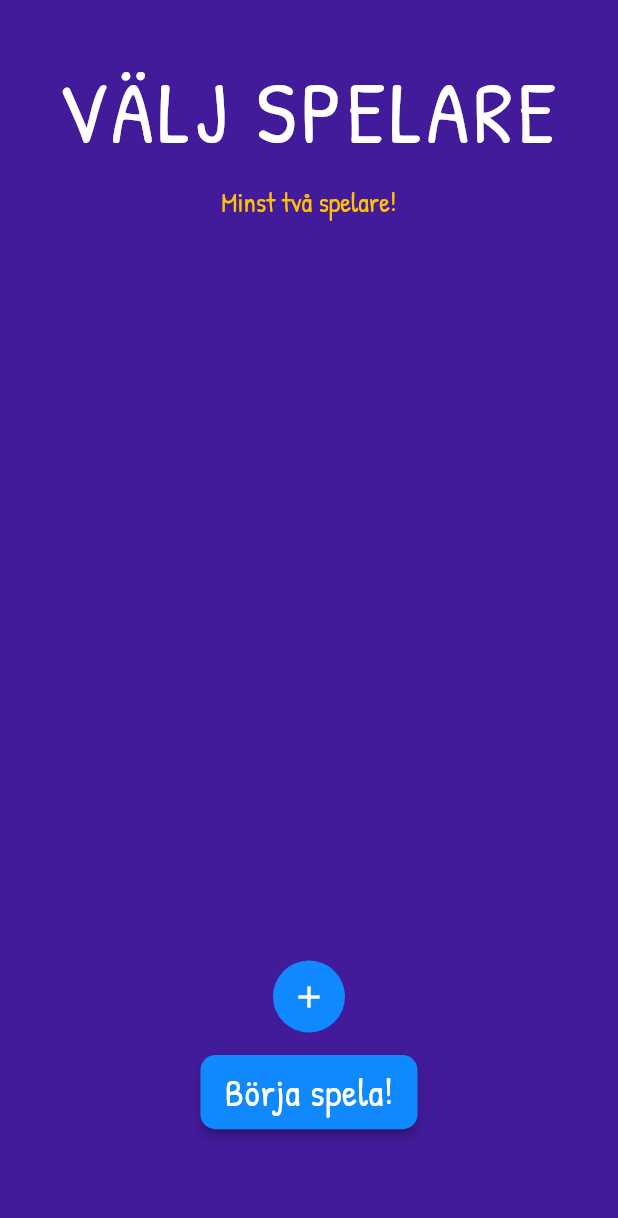
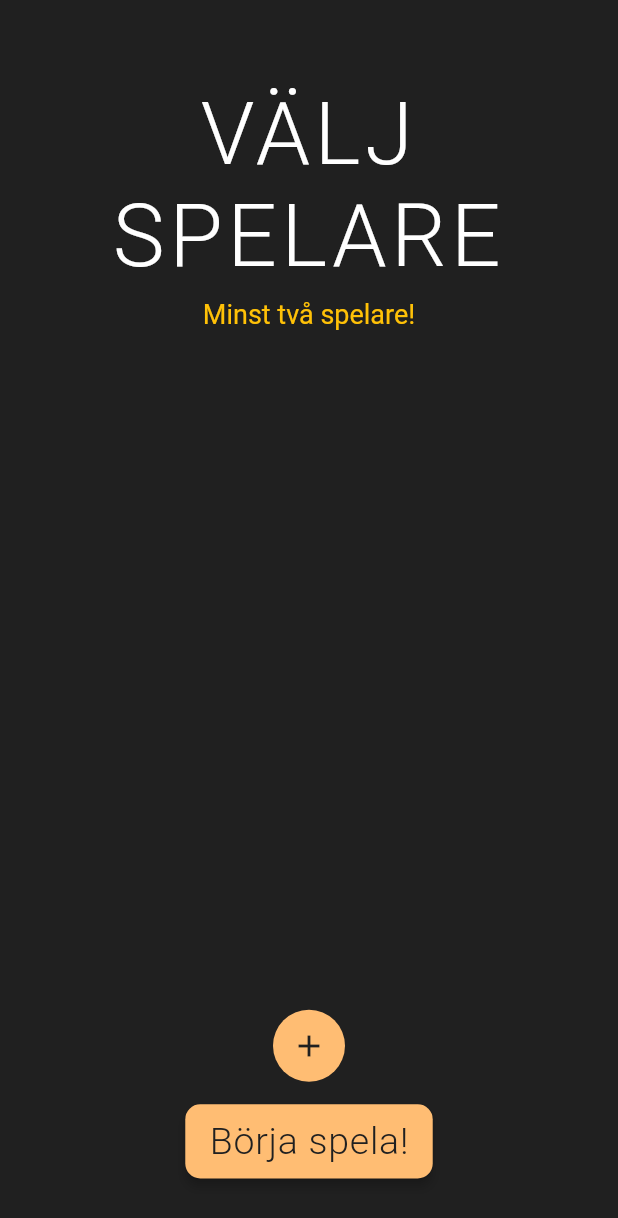
Before and after one commit to ponbac/drinktajm, a Flutter app: the screen it shows after launch, after a tap on "Supdags!", on a phone screen of 412 x 824 dp. Shown: the top 1218 px of the screen. Run offline on Flutter 3.47's test engine with Material 2 defaults, Android fonts, the phone set to English and light mode, and no system bars; network calls fail.

Commit message:
new colors throughout the entire app

```diff
--- /dev/null
+++ b/lib/constants.dart
@@ -0,0 +1,4 @@
+import 'package:flutter/material.dart';
+
+const kBackgroundColor = Color(0xFF202020);
+const kPrimaryColor = Color(0xFFFFBD73);
--- a/lib/main.dart
+++ b/lib/main.dart
@@ -4,6 +4,7 @@ import 'package:drinkinggame/pages/home_page.dart';
 import 'package:drinkinggame/pages/secret_page.dart';
 import 'package:flutter/material.dart';
 import 'package:flutter/services.dart';
+import 'package:drinkinggame/constants.dart';
 
 void main() {
   runApp(MyApp());
@@ -21,23 +22,24 @@ class MyApp extends StatelessWidget {
 
     return MaterialApp(
       title: 'Drinktajm',
-      theme: ThemeData.dark().copyWith(
-        tooltipTheme: TooltipThemeData(
-          decoration: BoxDecoration(
-            color: Color(0xFF1089ff),
-            borderRadius: BorderRadius.circular(5.0),
-          ),
-          textStyle: TextStyle(
-            fontWeight: FontWeight.w900,
-            fontSize: 20.0,
-            letterSpacing: 1.0,
-            color: Colors.white,
+      theme: ThemeData(
+        brightness: Brightness.dark,
+        primaryColor: kPrimaryColor,
+        scaffoldBackgroundColor: kBackgroundColor,
+        textTheme: TextTheme(
+          display1: TextStyle(color: Colors.white, fontWeight: FontWeight.bold),
+          button: TextStyle(color: kPrimaryColor),
+          headline:
+          TextStyle(color: Colors.white, fontWeight: FontWeight.normal),
+        ),
+        inputDecorationTheme: InputDecorationTheme(
+          enabledBorder: UnderlineInputBorder(
+            borderSide: BorderSide(
+              color: Colors.white.withOpacity(.2),
+            ),
           ),
         ),
-        scaffoldBackgroundColor: Color(0xFF421b9b),
-        textTheme: Theme.of(context).textTheme.apply(fontFamily: 'PatrickHand'),
       ),
-      //home: StartPage(),
       home: HomePage(),
       routes: {
         //GamePage.routeName: (ctx) => GamePage(Session s),
--- a/lib/pages/current_score_page.dart
+++ b/lib/pages/current_score_page.dart
@@ -17,6 +17,7 @@ class CurrentScore extends StatelessWidget {
     return Scaffold(
       body: Column(
         children: <Widget>[
+          SizedBox(height: 50,),
           HeaderText('OTURSLISTA'),
           SizedBox(
             height: height * 0.65,
--- a/lib/pages/game_page.dart
+++ b/lib/pages/game_page.dart
@@ -6,6 +6,7 @@ import 'package:drinkinggame/resources/question_provider.dart';
 import 'package:drinkinggame/widgets/action_button.dart';
 import 'package:drinkinggame/widgets/header_text.dart';
 import 'package:drinkinggame/widgets/question_card.dart';
+import 'package:drinkinggame/constants.dart';
 
 import 'package:flutter/material.dart';
 
@@ -115,6 +116,6 @@ class _GamePageState extends State<GamePage> {
       return new BoxDecoration(color: Colors.red);
     }
 
-    return new BoxDecoration(color: Color(0xFF421b9b));
+    return new BoxDecoration(color: kBackgroundColor);
   }
 }
--- a/lib/pages/home_page.dart
+++ b/lib/pages/home_page.dart
@@ -39,7 +39,7 @@ class HomePage extends StatelessWidget {
                 ),
               ),
               SizedBox(
-                height: height * 0.049,
+                height: height * 0.009,
               ),
               Center(
                 child: IntrinsicWidth(
--- a/lib/pages/player_select_page.dart
+++ b/lib/pages/player_select_page.dart
@@ -4,6 +4,7 @@ import 'package:drinkinggame/pages/game_page.dart';
 import 'package:drinkinggame/widgets/action_button.dart';
 import 'package:drinkinggame/widgets/header_text.dart';
 import 'package:flutter/material.dart';
+import 'package:drinkinggame/constants.dart';
 
 class PlayerSelect extends StatefulWidget {
   static const routeName = '/player_select';
@@ -37,7 +38,7 @@ class _PlayerSelectState extends State<PlayerSelect> {
       body: Column(
         children: <Widget>[
           SizedBox(
-            height: 25,
+            height: 45,
           ),
           HeaderText('VÄLJ SPELARE'),
           Visibility(
@@ -47,7 +48,7 @@ class _PlayerSelectState extends State<PlayerSelect> {
                 style: TextStyle(fontSize: 18, color: Colors.amber),
               )),
           SizedBox(
-            height: height * 0.60,
+            height: height * 0.55,
             child: ListView.builder(
                 itemCount: playerList.length,
                 itemBuilder: (context, index) {
@@ -61,12 +62,12 @@ class _PlayerSelectState extends State<PlayerSelect> {
           Center(
               child: Ink(
             decoration: const ShapeDecoration(
-              color: Color(0xFF1089ff),
+              color: kPrimaryColor,
               shape: CircleBorder(),
             ),
             child: IconButton(
               icon: Icon(Icons.add),
-              color: Colors.white,
+              color: kBackgroundColor,
               onPressed: () {
                 showDialog(
                     context: context,
@@ -126,7 +127,8 @@ class _PlayerSelectState extends State<PlayerSelect> {
                 Padding(
                   padding: const EdgeInsets.all(8.0),
                   child: RaisedButton(
-                    child: Text("ska supa!"),
+                    color: kPrimaryColor,
+                    child: Text("ska supa!", style: TextStyle(color: kBackgroundColor),),
                     onPressed: () {
                       if (_formKey.currentState.validate()) {
                         _formKey.currentState.save();
--- a/lib/widgets/action_button.dart
+++ b/lib/widgets/action_button.dart
@@ -1,4 +1,5 @@
 import 'package:flutter/material.dart';
+import 'package:drinkinggame/constants.dart';
 
 class ActionButton extends StatelessWidget {
   ActionButton({this.buttonTitle, this.onPress});
@@ -10,8 +11,8 @@ class ActionButton extends StatelessWidget {
   Widget build(BuildContext context) {
     return RaisedButton(
       elevation: 3.0,
-      color: Color(0xFF1089ff),
-      highlightColor: Color(0xFF1089ff),
+      color: kPrimaryColor,
+      highlightColor: kPrimaryColor,
       shape: RoundedRectangleBorder(
         borderRadius: BorderRadius.circular(10),
       ),
@@ -20,7 +21,7 @@ class ActionButton extends StatelessWidget {
         buttonTitle,
         style: TextStyle(
           fontSize: 25,
-          color: Colors.white,
+          color: kBackgroundColor,
           fontWeight: FontWeight.w300,
           letterSpacing: 0.5,
         ),
```
Also changed, not shown: 1 other file.
